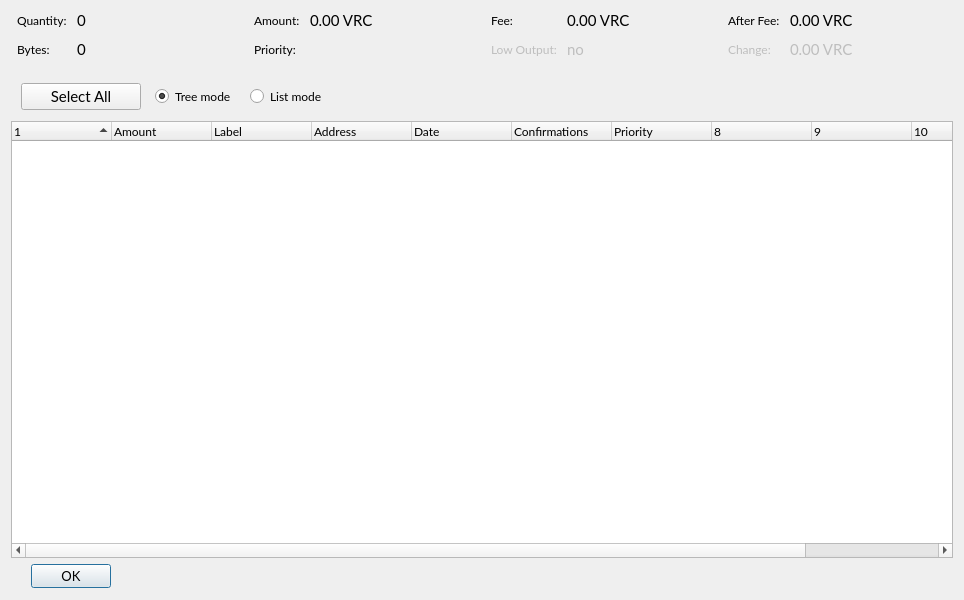
VeriConomy/vericoin, file src/qt/forms/coincontroldialog.ui: the form before one commit.
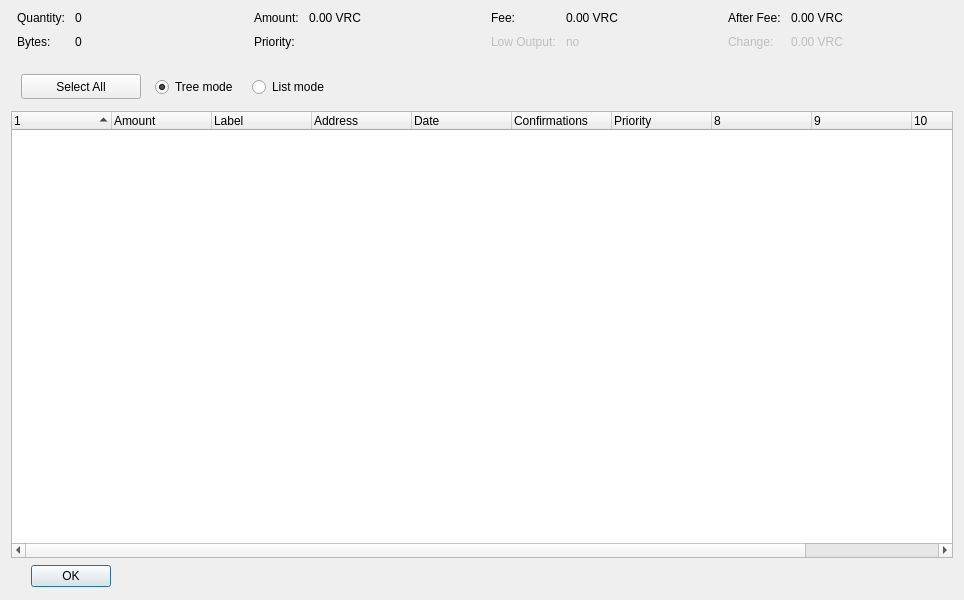
The form after the commit. Custom widgets are drawn as their Qt base class.

Commit message: more on mac fonts

Patch:
```diff
--- a/src/qt/forms/coincontroldialog.ui
+++ b/src/qt/forms/coincontroldialog.ui
@@ -10,11 +10,6 @@
     <height>600</height>
    </rect>
   </property>
-  <property name="font">
-   <font>
-    <family>Lato</family>
-   </font>
-  </property>
   <property name="windowTitle">
    <string>Coin Control</string>
   </property>
@@ -50,12 +45,6 @@
        </item>
        <item row="0" column="1">
         <widget class="QLabel" name="labelCoinControlQuantity">
-         <property name="font">
-          <font>
-           <family>Monospace</family>
-           <pointsize>11</pointsize>
-          </font>
-         </property>
          <property name="cursor">
           <cursorShape>IBeamCursor</cursorShape>
          </property>
@@ -79,12 +68,6 @@
        </item>
        <item row="1" column="1">
         <widget class="QLabel" name="labelCoinControlBytes">
-         <property name="font">
-          <font>
-           <family>Monospace</family>
-           <pointsize>11</pointsize>
-          </font>
-         </property>
          <property name="cursor">
           <cursorShape>IBeamCursor</cursorShape>
          </property>
@@ -124,12 +107,6 @@
        </item>
        <item row="0" column="1">
         <widget class="QLabel" name="labelCoinControlAmount">
-         <property name="font">
-          <font>
-           <family>Monospace</family>
-           <pointsize>11</pointsize>
-          </font>
-         </property>
          <property name="cursor">
           <cursorShape>IBeamCursor</cursorShape>
          </property>
@@ -153,12 +130,6 @@
        </item>
        <item row="1" column="1">
         <widget class="QLabel" name="labelCoinControlPriority">
-         <property name="font">
-          <font>
-           <family>Monospace</family>
-           <pointsize>11</pointsize>
-          </font>
-         </property>
          <property name="cursor">
           <cursorShape>IBeamCursor</cursorShape>
          </property>
@@ -198,12 +169,6 @@
        </item>
        <item row="0" column="1">
         <widget class="QLabel" name="labelCoinControlFee">
-         <property name="font">
-          <font>
-           <family>Monospace</family>
-           <pointsize>11</pointsize>
-          </font>
-         </property>
          <property name="cursor">
           <cursorShape>IBeamCursor</cursorShape>
          </property>
@@ -233,12 +198,6 @@
          <property name="enabled">
           <bool>false</bool>
          </property>
-         <property name="font">
-          <font>
-           <family>Monospace</family>
-           <pointsize>11</pointsize>
-          </font>
-         </property>
          <property name="cursor">
           <cursorShape>IBeamCursor</cursorShape>
          </property>
@@ -278,12 +237,6 @@
        </item>
        <item row="0" column="1">
         <widget class="QLabel" name="labelCoinControlAfterFee">
-         <property name="font">
-          <font>
-           <family>Monospace</family>
-           <pointsize>11</pointsize>
-          </font>
-         </property>
          <property name="cursor">
           <cursorShape>IBeamCursor</cursorShape>
          </property>
@@ -313,12 +266,6 @@
          <property name="enabled">
           <bool>false</bool>
          </property>
-         <property name="font">
-          <font>
-           <family>Monospace</family>
-           <pointsize>11</pointsize>
-          </font>
-         </property>
          <property name="cursor">
           <cursorShape>IBeamCursor</cursorShape>
          </property>
@@ -372,12 +319,6 @@
            <height>25</height>
           </size>
          </property>
-         <property name="font">
-          <font>
-           <family>Lato</family>
-           <pointsize>11</pointsize>
-          </font>
-         </property>
          <property name="text">
           <string>Select All</string>
          </property>
@@ -520,13 +461,6 @@
        <height>25</height>
       </size>
      </property>
-     <property name="font">
-      <font>
-       <family>Lato</family>
-       <pointsize>10</pointsize>
-       <kerning>true</kerning>
-      </font>
-     </property>
      <property name="orientation">
       <enum>Qt::Horizontal</enum>
      </property>
```
The commit also changes 32 other files.
